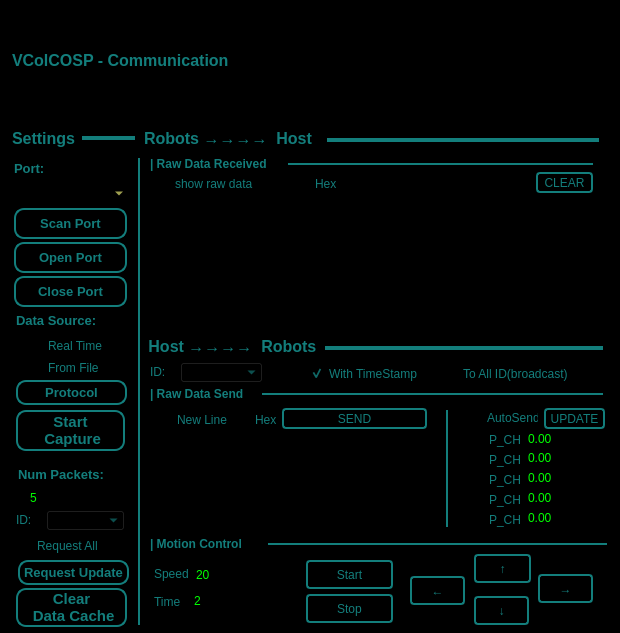
The window that viewers/communication.ui (XuelongSun/VColCOSP_GUI) describes before a commit, drawn with Qt 5.
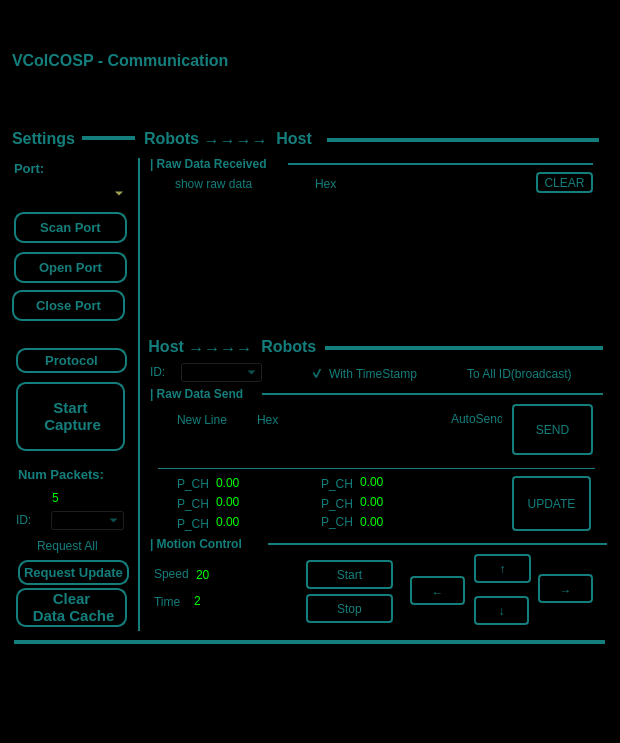
The same window after the commit. Icons and pictures are not drawn.

Commit message: enable communication function

```diff
--- a/viewers/communication.ui
+++ b/viewers/communication.ui
@@ -10,7 +10,7 @@
     <x>0</x>
     <y>0</y>
     <width>620</width>
-    <height>633</height>
+    <height>743</height>
    </rect>
   </property>
   <property name="focusPolicy">
@@ -63,48 +63,11 @@
     <enum>QFrame::Raised</enum>
    </property>
   </widget>
-  <widget class="QLabel" name="label_5">
-   <property name="geometry">
-    <rect>
-     <x>16</x>
-     <y>310</y>
-     <width>109</width>
-     <height>21</height>
-    </rect>
-   </property>
-   <property name="font">
-    <font>
-     <family>Arial</family>
-     <pointsize>10</pointsize>
-     <weight>75</weight>
-     <bold>true</bold>
-    </font>
-   </property>
-   <property name="text">
-    <string>Data Source:</string>
-   </property>
-  </widget>
-  <widget class="QRadioButton" name="radioButton_realtime">
-   <property name="geometry">
-    <rect>
-     <x>28</x>
-     <y>338</y>
-     <width>89</width>
-     <height>16</height>
-    </rect>
-   </property>
-   <property name="text">
-    <string>Real Time</string>
-   </property>
-   <property name="checked">
-    <bool>false</bool>
-   </property>
-  </widget>
   <widget class="QPushButton" name="pb_scan_port">
    <property name="geometry">
     <rect>
      <x>14</x>
-     <y>208</y>
+     <y>212</y>
      <width>113</width>
      <height>31</height>
     </rect>
@@ -178,7 +141,7 @@
    <property name="geometry">
     <rect>
      <x>14</x>
-     <y>242</y>
+     <y>252</y>
      <width>113</width>
      <height>31</height>
     </rect>
@@ -213,8 +176,8 @@
   <widget class="QPushButton" name="pb_close_port">
    <property name="geometry">
     <rect>
-     <x>14</x>
-     <y>276</y>
+     <x>12</x>
+     <y>290</y>
      <width>113</width>
      <height>31</height>
     </rect>
@@ -249,9 +212,9 @@
   <widget class="QPlainTextEdit" name="text_edit_recv_raw">
    <property name="geometry">
     <rect>
-     <x>156</x>
+     <x>154</x>
      <y>196</y>
-     <width>443</width>
+     <width>445</width>
      <height>131</height>
     </rect>
    </property>
@@ -261,8 +224,8 @@
     <rect>
      <x>156</x>
      <y>432</y>
-     <width>273</width>
-     <height>95</height>
+     <width>351</width>
+     <height>27</height>
     </rect>
    </property>
   </widget>
@@ -405,10 +368,10 @@
   <widget class="QPushButton" name="pb_raw_send">
    <property name="geometry">
     <rect>
-     <x>282</x>
-     <y>408</y>
-     <width>145</width>
-     <height>21</height>
+     <x>512</x>
+     <y>404</y>
+     <width>81</width>
+     <height>51</height>
     </rect>
    </property>
    <property name="cursor">
@@ -433,7 +396,7 @@
   <widget class="QCheckBox" name="cb_send_hex">
    <property name="geometry">
     <rect>
-     <x>236</x>
+     <x>238</x>
      <y>410</y>
      <width>41</width>
      <height>19</height>
@@ -504,9 +467,9 @@
    <property name="geometry">
     <rect>
      <x>16</x>
-     <y>410</y>
+     <y>382</y>
      <width>109</width>
-     <height>41</height>
+     <height>69</height>
     </rect>
    </property>
    <property name="font">
@@ -574,22 +537,6 @@
  Data Cache</string>
    </property>
   </widget>
-  <widget class="QRadioButton" name="radioButton_from_file">
-   <property name="geometry">
-    <rect>
-     <x>28</x>
-     <y>360</y>
-     <width>89</width>
-     <height>16</height>
-    </rect>
-   </property>
-   <property name="text">
-    <string>From File</string>
-   </property>
-   <property name="checked">
-    <bool>false</bool>
-   </property>
-  </widget>
   <widget class="QLabel" name="label_43">
    <property name="geometry">
     <rect>
@@ -638,9 +585,9 @@
   <widget class="QCheckBox" name="cb_send_to_all">
    <property name="geometry">
     <rect>
-     <x>444</x>
+     <x>448</x>
      <y>364</y>
-     <width>157</width>
+     <width>153</width>
      <height>19</height>
     </rect>
    </property>
@@ -651,8 +598,8 @@
   <widget class="QDoubleSpinBox" name="sp_send_p_5">
    <property name="geometry">
     <rect>
-     <x>526</x>
-     <y>510</y>
+     <x>358</x>
+     <y>494</y>
      <width>79</width>
      <height>16</height>
     </rect>
@@ -675,8 +622,8 @@
   <widget class="QDoubleSpinBox" name="sp_send_p_2">
    <property name="geometry">
     <rect>
-     <x>526</x>
-     <y>450</y>
+     <x>214</x>
+     <y>494</y>
      <width>79</width>
      <height>16</height>
     </rect>
@@ -699,8 +646,8 @@
   <widget class="QCheckBox" name="cb_send_p_3">
    <property name="geometry">
     <rect>
-     <x>470</x>
-     <y>472</y>
+     <x>158</x>
+     <y>516</y>
      <width>51</width>
      <height>15</height>
     </rect>
@@ -712,8 +659,8 @@
   <widget class="QCheckBox" name="cb_send_p_1">
    <property name="geometry">
     <rect>
-     <x>470</x>
-     <y>432</y>
+     <x>158</x>
+     <y>476</y>
      <width>51</width>
      <height>15</height>
     </rect>
@@ -725,8 +672,8 @@
   <widget class="QDoubleSpinBox" name="sp_send_p_3">
    <property name="geometry">
     <rect>
-     <x>526</x>
-     <y>470</y>
+     <x>214</x>
+     <y>514</y>
      <width>79</width>
      <height>16</height>
     </rect>
@@ -749,8 +696,8 @@
   <widget class="QCheckBox" name="cb_send_p_4">
    <property name="geometry">
     <rect>
-     <x>470</x>
-     <y>492</y>
+     <x>302</x>
+     <y>476</y>
      <width>51</width>
      <height>15</height>
     </rect>
@@ -762,8 +709,8 @@
   <widget class="QDoubleSpinBox" name="sp_send_p_1">
    <property name="geometry">
     <rect>
-     <x>526</x>
-     <y>431</y>
+     <x>214</x>
+     <y>475</y>
      <width>79</width>
      <height>16</height>
     </rect>
@@ -786,8 +733,8 @@
   <widget class="QCheckBox" name="cb_send_p_2">
    <property name="geometry">
     <rect>
-     <x>470</x>
-     <y>452</y>
+     <x>158</x>
+     <y>496</y>
      <width>51</width>
      <height>15</height>
     </rect>
@@ -799,8 +746,8 @@
   <widget class="QCheckBox" name="cb_send_p_5">
    <property name="geometry">
     <rect>
-     <x>470</x>
-     <y>512</y>
+     <x>302</x>
+     <y>496</y>
      <width>51</width>
      <height>15</height>
     </rect>
@@ -812,8 +759,8 @@
   <widget class="QDoubleSpinBox" name="sp_send_p_4">
    <property name="geometry">
     <rect>
-     <x>526</x>
-     <y>490</y>
+     <x>358</x>
+     <y>474</y>
      <width>79</width>
      <height>16</height>
     </rect>
@@ -836,10 +783,10 @@
   <widget class="QPushButton" name="pb_autosend_update">
    <property name="geometry">
     <rect>
-     <x>544</x>
-     <y>408</y>
-     <width>61</width>
-     <height>21</height>
+     <x>512</x>
+     <y>476</y>
+     <width>79</width>
+     <height>55</height>
     </rect>
    </property>
    <property name="cursor">
@@ -864,10 +811,10 @@
   <widget class="QCheckBox" name="cb_send_p_autosend">
    <property name="geometry">
     <rect>
-     <x>468</x>
+     <x>432</x>
      <y>408</y>
      <width>71</width>
-     <height>19</height>
+     <height>21</height>
     </rect>
    </property>
    <property name="toolTip">
@@ -877,28 +824,6 @@
     <string>AutoSend</string>
    </property>
   </widget>
-  <widget class="Line" name="line_6">
-   <property name="geometry">
-    <rect>
-     <x>444</x>
-     <y>410</y>
-     <width>7</width>
-     <height>117</height>
-    </rect>
-   </property>
-   <property name="styleSheet">
-    <string notr="true">color: rgb(19, 126, 124);</string>
-   </property>
-   <property name="frameShadow">
-    <enum>QFrame::Plain</enum>
-   </property>
-   <property name="lineWidth">
-    <number>2</number>
-   </property>
-   <property name="orientation">
-    <enum>Qt::Vertical</enum>
-   </property>
-  </widget>
   <widget class="QLabel" name="label_44">
    <property name="geometry">
     <rect>
@@ -1293,7 +1218,7 @@
      <x>136</x>
      <y>158</y>
      <width>7</width>
-     <height>467</height>
+     <height>473</height>
     </rect>
    </property>
    <property name="styleSheet">
@@ -1376,9 +1301,9 @@
   <widget class="QSpinBox" name="sp_num_packs">
    <property name="geometry">
     <rect>
-     <x>28</x>
+     <x>50</x>
      <y>487</y>
-     <width>99</width>
+     <width>77</width>
      <height>21</height>
     </rect>
    </property>
@@ -1428,9 +1353,9 @@
   <widget class="QComboBox" name="cbox_request_id">
    <property name="geometry">
     <rect>
-     <x>46</x>
+     <x>50</x>
      <y>510</y>
-     <width>79</width>
+     <width>75</width>
      <height>21</height>
     </rect>
    </property>
@@ -1488,7 +1413,7 @@
    <property name="geometry">
     <rect>
      <x>16</x>
-     <y>380</y>
+     <y>348</y>
      <width>111</width>
      <height>25</height>
     </rect>
@@ -1520,6 +1445,128 @@
     <string>Protocol</string>
    </property>
   </widget>
+  <widget class="QCheckBox" name="cb_send_p_6">
+   <property name="geometry">
+    <rect>
+     <x>302</x>
+     <y>514</y>
+     <width>51</width>
+     <height>15</height>
+    </rect>
+   </property>
+   <property name="text">
+    <string>P_CH6</string>
+   </property>
+  </widget>
+  <widget class="QDoubleSpinBox" name="sp_send_p_6">
+   <property name="geometry">
+    <rect>
+     <x>358</x>
+     <y>514</y>
+     <width>79</width>
+     <height>16</height>
+    </rect>
+   </property>
+   <property name="styleSheet">
+    <string notr="true">border: 2px soild rgb(19, 126, 124);
+color: rgb(0,255, 0);
+</string>
+   </property>
+   <property name="minimum">
+    <double>-9999.000000000000000</double>
+   </property>
+   <property name="maximum">
+    <double>9999.989999999999782</double>
+   </property>
+   <property name="singleStep">
+    <double>0.010000000000000</double>
+   </property>
+  </widget>
+  <widget class="Line" name="line_10">
+   <property name="geometry">
+    <rect>
+     <x>158</x>
+     <y>460</y>
+     <width>437</width>
+     <height>16</height>
+    </rect>
+   </property>
+   <property name="styleSheet">
+    <string notr="true">color: rgb(19, 126, 124);</string>
+   </property>
+   <property name="frameShadow">
+    <enum>QFrame::Plain</enum>
+   </property>
+   <property name="lineWidth">
+    <number>1</number>
+   </property>
+   <property name="orientation">
+    <enum>Qt::Horizontal</enum>
+   </property>
+  </widget>
+  <widget class="QLabel" name="et_data_flow_info">
+   <property name="geometry">
+    <rect>
+     <x>18</x>
+     <y>654</y>
+     <width>581</width>
+     <height>21</height>
+    </rect>
+   </property>
+   <property name="font">
+    <font>
+     <family>SimSun</family>
+     <pointsize>9</pointsize>
+     <weight>75</weight>
+     <bold>true</bold>
+    </font>
+   </property>
+   <property name="styleSheet">
+    <string notr="true">color: rgb(19, 126, 124);
+border-top-color: rgb(0, 0, 0);</string>
+   </property>
+   <property name="frameShape">
+    <enum>QFrame::NoFrame</enum>
+   </property>
+   <property name="text">
+    <string/>
+   </property>
+  </widget>
+  <widget class="Line" name="line_16">
+   <property name="geometry">
+    <rect>
+     <x>14</x>
+     <y>634</y>
+     <width>591</width>
+     <height>16</height>
+    </rect>
+   </property>
+   <property name="styleSheet">
+    <string notr="true">color: rgb(19, 126, 124);</string>
+   </property>
+   <property name="frameShadow">
+    <enum>QFrame::Plain</enum>
+   </property>
+   <property name="lineWidth">
+    <number>4</number>
+   </property>
+   <property name="orientation">
+    <enum>Qt::Horizontal</enum>
+   </property>
+  </widget>
+  <widget class="QTextEdit" name="text_edit_com_info">
+   <property name="geometry">
+    <rect>
+     <x>16</x>
+     <y>678</y>
+     <width>585</width>
+     <height>57</height>
+    </rect>
+   </property>
+   <property name="readOnly">
+    <bool>true</bool>
+   </property>
+  </widget>
  </widget>
  <resources>
   <include location="../resources.qrc"/>
```
The commit also changes 6 other files.
